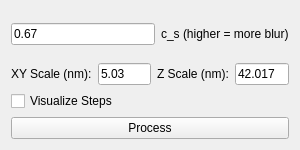
The window that mainformpancake3d.ui (AlexanderJCS/3D-Pancake) describes before a commit, drawn with Qt 5.
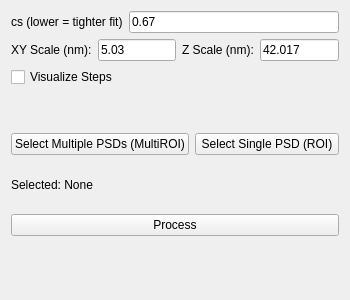
The same window after the commit.

Commit message: UI overhaul + partial implementation of processing multiple rois

```diff
--- a/mainformpancake3d.ui
+++ b/mainformpancake3d.ui
@@ -6,8 +6,8 @@
    <rect>
     <x>0</x>
     <y>0</y>
-    <width>300</width>
-    <height>150</height>
+    <width>350</width>
+    <height>300</height>
    </rect>
   </property>
   <property name="sizePolicy">
@@ -18,8 +18,8 @@
   </property>
   <property name="minimumSize">
    <size>
-    <width>300</width>
-    <height>150</height>
+    <width>350</width>
+    <height>300</height>
    </size>
   </property>
   <property name="windowTitle">
@@ -28,6 +28,13 @@
   <layout class="QVBoxLayout" name="verticalLayout">
    <item>
     <layout class="QHBoxLayout" name="horizontalLayout_2">
+     <item>
+      <widget class="QLabel" name="label_cs">
+       <property name="text">
+        <string>cs (lower = tighter fit)</string>
+       </property>
+      </widget>
+     </item>
      <item>
       <widget class="QLineEdit" name="line_edit_c_s">
        <property name="text">
@@ -35,13 +42,6 @@
        </property>
       </widget>
      </item>
-     <item>
-      <widget class="QLabel" name="label_2">
-       <property name="text">
-        <string>c_s (higher = more blur)</string>
-       </property>
-      </widget>
-     </item>
     </layout>
    </item>
    <item>
@@ -83,6 +83,47 @@
      </property>
     </widget>
    </item>
+   <item>
+    <spacer name="verticalSpacer">
+     <property name="orientation">
+      <enum>Qt::Vertical</enum>
+     </property>
+     <property name="sizeType">
+      <enum>QSizePolicy::Fixed</enum>
+     </property>
+     <property name="sizeHint" stdset="0">
+      <size>
+       <width>20</width>
+       <height>40</height>
+      </size>
+     </property>
+    </spacer>
+   </item>
+   <item>
+    <layout class="QHBoxLayout" name="horizontalLayout_3">
+     <item>
+      <widget class="QPushButton" name="btn_select_multiroi">
+       <property name="text">
+        <string>Select Multiple PSDs (MultiROI)</string>
+       </property>
+      </widget>
+     </item>
+     <item>
+      <widget class="QPushButton" name="btn_select_roi">
+       <property name="text">
+        <string>Select Single PSD (ROI)</string>
+       </property>
+      </widget>
+     </item>
+    </layout>
+   </item>
+   <item>
+    <widget class="QLabel" name="label_selected">
+     <property name="text">
+      <string>Selected: None</string>
+     </property>
+    </widget>
+   </item>
    <item>
     <widget class="QPushButton" name="btn_process">
      <property name="text">
@@ -90,6 +131,13 @@
      </property>
     </widget>
    </item>
+   <item>
+    <widget class="QLabel" name="label_output">
+     <property name="text">
+      <string/>
+     </property>
+    </widget>
+   </item>
   </layout>
  </widget>
  <resources/>
```
Left out of the diff: 4 changed lines with no effect on the pictures. The commit also changes 3 other files.
